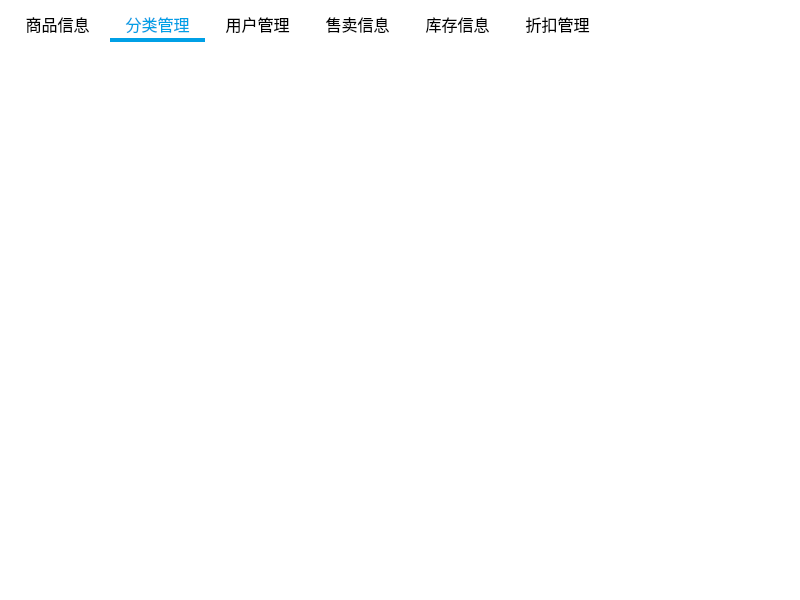
Old version of the form MainWindow.ui in the repository xmudbexp2021/SalesManager.
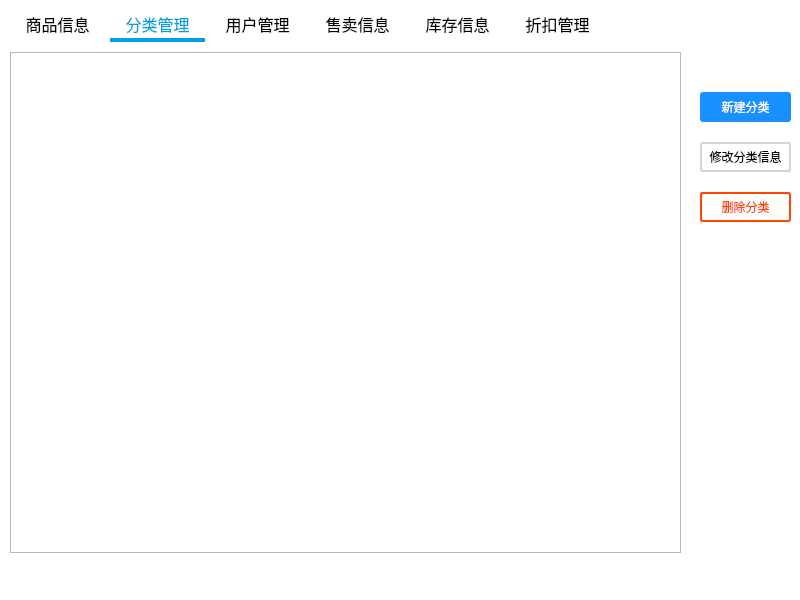
New version of the form. The open tabs and pages were chosen to show the change.

Commit message: 实现了type表和result表的显示

```diff
--- a/MainWindow.ui
+++ b/MainWindow.ui
@@ -245,6 +245,99 @@
      <attribute name="title">
       <string notr="true">分类管理</string>
      </attribute>
+     <widget class="QTableView" name="typeManagerTable">
+      <property name="geometry">
+       <rect>
+        <x>0</x>
+        <y>10</y>
+        <width>671</width>
+        <height>501</height>
+       </rect>
+      </property>
+      <property name="font">
+       <font>
+        <family>微软雅黑</family>
+        <pointsize>16</pointsize>
+       </font>
+      </property>
+     </widget>
+     <widget class="QPushButton" name="newButton">
+      <property name="geometry">
+       <rect>
+        <x>690</x>
+        <y>50</y>
+        <width>91</width>
+        <height>30</height>
+       </rect>
+      </property>
+      <property name="styleSheet">
+       <string notr="true">#newButton {
+	background: #1890ff;
+	border: 0px;
+	border-radius: 3px;
+	color: #fff;
+}
+
+#newButton:hover {
+	background: rgb(64,169,255);
+}</string>
+      </property>
+      <property name="text">
+       <string>新建分类</string>
+      </property>
+     </widget>
+     <widget class="QPushButton" name="alterButton">
+      <property name="geometry">
+       <rect>
+        <x>690</x>
+        <y>100</y>
+        <width>91</width>
+        <height>30</height>
+       </rect>
+      </property>
+      <property name="styleSheet">
+       <string notr="true">#alterButton {
+	background: white;
+	border: 0px;
+ 	border:2px solid #D3D3D3;
+	border-radius: 3px;
+	color: black;
+}
+
+#alterButton:hover {
+	background:	#D3D3D3;
+}</string>
+      </property>
+      <property name="text">
+       <string>修改分类信息</string>
+      </property>
+     </widget>
+     <widget class="QPushButton" name="dropButton">
+      <property name="geometry">
+       <rect>
+        <x>690</x>
+        <y>150</y>
+        <width>91</width>
+        <height>30</height>
+       </rect>
+      </property>
+      <property name="styleSheet">
+       <string notr="true">#dropButton {
+	color:#FF4500;
+	background:	white;
+ 	border:2px solid #FF4500;
+	border-radius: 3px;
+}
+
+#dropButton:hover {
+	background:	#FF4500;
+	color:white;
+}</string>
+      </property>
+      <property name="text">
+       <string>删除分类</string>
+      </property>
+     </widget>
     </widget>
     <widget class="QWidget" name="users">
      <attribute name="title">
```
The commit also changes 2 other files.
